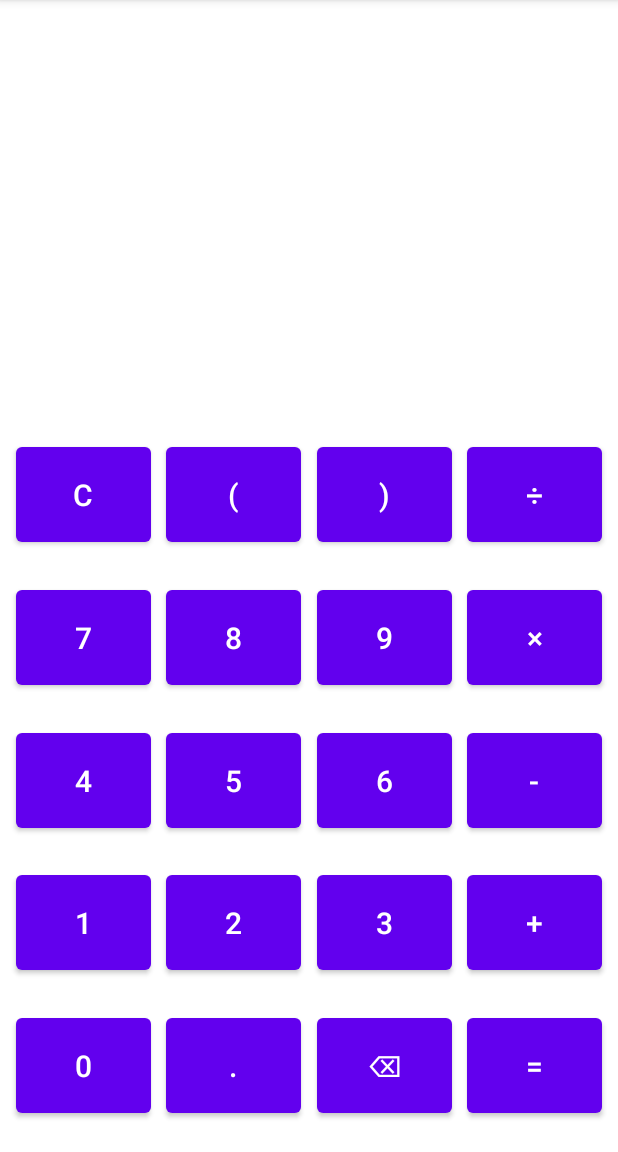
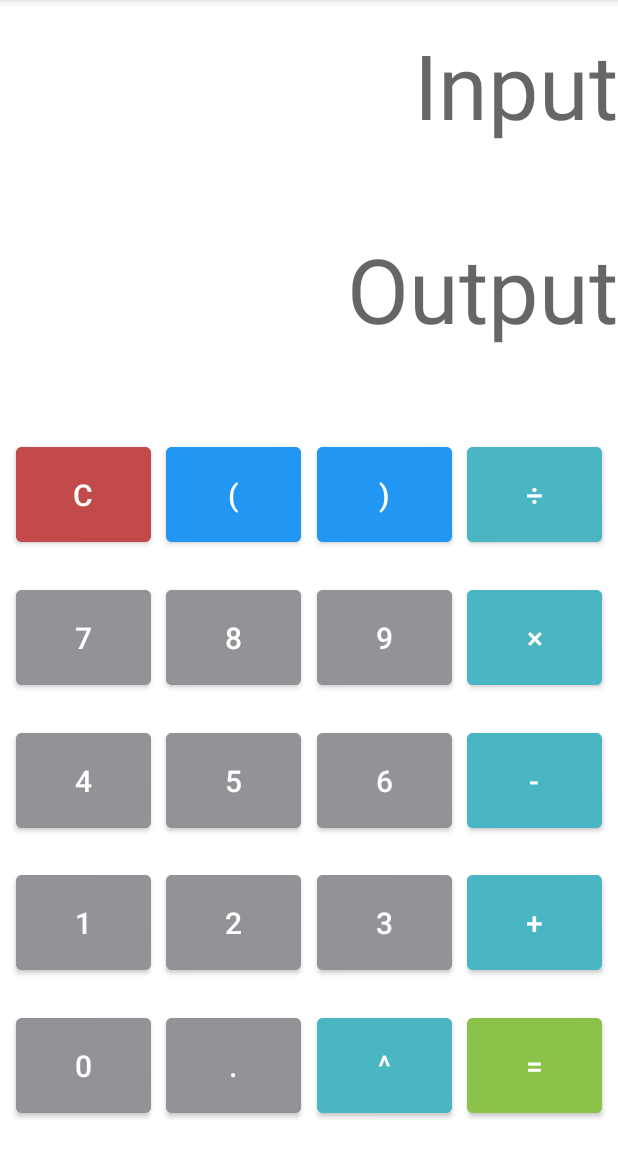
Before and after one commit to fattahsamit/Calculator-App, an Android app: the screen it shows after launch (MainActivity), after a tap on an icon or button, on a phone screen of 412 x 824 dp, the part 84-1236 px from its top. Run offline under Robolectric (Android 15) with nearby library versions, the phone set to English and light mode, and no system bars; 2 other taps on this screen came first.

Commit message:
Functional calculator using ExpressionBuilder()

```diff
--- a/app/build.gradle
+++ b/app/build.gradle
@@ -40,5 +40,6 @@ dependencies {
     implementation 'androidx.constraintlayout:constraintlayout:2.1.1'
     testImplementation 'junit:junit:4.+'
     androidTestImplementation 'androidx.test.ext:junit:1.1.3'
+    implementation 'net.objecthunter:exp4j:0.4.8'
     androidTestImplementation 'androidx.test.espresso:espresso-core:3.4.0'
 }
--- a/app/src/main/java/com/example/calculator/MainActivity.kt
+++ b/app/src/main/java/com/example/calculator/MainActivity.kt
@@ -2,7 +2,9 @@ package com.example.calculator
 
 import androidx.appcompat.app.AppCompatActivity
 import android.os.Bundle
+import android.widget.Toast
 import kotlinx.android.synthetic.main.activity_main.*
+import net.objecthunter.exp4j.ExpressionBuilder
 
 class MainActivity : AppCompatActivity() {
     override fun onCreate(savedInstanceState: Bundle?) {
@@ -27,8 +29,9 @@ class MainActivity : AppCompatActivity() {
         //Operator Buttons
         sum.setOnClickListener { appendOnClick(false, "+") }
         subtraction.setOnClickListener { appendOnClick(false, "-") }
-        multiply.setOnClickListener { appendOnClick(false, "×") }
-        divide.setOnClickListener { appendOnClick(false, "÷") }
+        multiply.setOnClickListener { appendOnClick(false, "*") }
+        divide.setOnClickListener { appendOnClick(false, "/") }
+        power.setOnClickListener { appendOnClick(false, "**") }
 
         bracketstart.setOnClickListener { appendOnClick(false, "(") }
         bracketend.setOnClickListener { appendOnClick(false, ")") }
@@ -37,18 +40,19 @@ class MainActivity : AppCompatActivity() {
             clear()
         }
 
-
-        equal.setOnClickListener { }
-
+        equal.setOnClickListener {
+            calculate()
+        }
 
     }
 
     //methods
 
     // appendOnClick() = add button text value in textview
-    fun appendOnClick(clear: Boolean, string: String) {
+    private fun appendOnClick(clear: Boolean, string: String) {
+
         if (clear) {
-            input.text = ""
+            output.text = ""
             input.append(string)
         } else {
             input.append(output.text)
@@ -56,13 +60,34 @@ class MainActivity : AppCompatActivity() {
             output.text = ""
         }
 
-
     }
 
-    //clear function
-    fun clear() {
+    //clear method clears the textview
+    private fun clear() {
         input.text = ""
         output.text = ""
     }
 
+    //calculate method clears the textview
+    private fun calculate() {
+        try {
+            //Imported ExpressionBuilder Dependency
+            //Inside; Gradle Scripts > build.gradle(module:app) > dependency{}
+            // implementation 'net.objecthunter:exp4j:0.4.8'
+
+            val Input = ExpressionBuilder(input.text.toString()).build()
+            val Output = Input.evaluate()
+            val longOutput = Output.toLong()
+
+            if (Output == longOutput.toDouble()) {
+                output.text = longOutput.toString()
+            } else {
+                output.text = Output.toString()
+            }
+
+        } catch (e: Exception) {
+            Toast.makeText(this@MainActivity, e.message, Toast.LENGTH_SHORT).show()
+        }
+    }
+
 }
--- a/app/src/main/res/layout/activity_main.xml
+++ b/app/src/main/res/layout/activity_main.xml
@@ -7,11 +7,12 @@
     tools:context=".MainActivity">
 
     <Button
-        android:id="@+id/backspace"
+        android:id="@+id/power"
         android:layout_width="90dp"
         android:layout_height="75dp"
-        android:text="⌫"
+        android:text="^"
         android:textSize="20dp"
+        android:backgroundTint="#4AB5C3"
         app:layout_constraintBottom_toBottomOf="parent"
         app:layout_constraintEnd_toStartOf="@+id/equal"
         app:layout_constraintHorizontal_bias="0.5"
@@ -24,6 +25,7 @@
         android:layout_height="75dp"
         android:text="0"
         android:textSize="20dp"
+        android:backgroundTint="#929297"
         app:layout_constraintBottom_toBottomOf="parent"
         app:layout_constraintEnd_toStartOf="@+id/dot"
         app:layout_constraintHorizontal_bias="0.5"
@@ -36,10 +38,11 @@
         android:layout_height="75dp"
         android:text="="
         android:textSize="20dp"
+        android:backgroundTint="#8BC34A"
         app:layout_constraintBottom_toBottomOf="parent"
         app:layout_constraintEnd_toEndOf="parent"
         app:layout_constraintHorizontal_bias="0.5"
-        app:layout_constraintStart_toEndOf="@+id/backspace"
+        app:layout_constraintStart_toEndOf="@+id/power"
         app:layout_constraintTop_toBottomOf="@+id/sum" />
 
     <Button
@@ -48,8 +51,9 @@
         android:layout_height="75dp"
         android:text="."
         android:textSize="20dp"
+        android:backgroundTint="#929297"
         app:layout_constraintBottom_toBottomOf="parent"
-        app:layout_constraintEnd_toStartOf="@+id/backspace"
+        app:layout_constraintEnd_toStartOf="@+id/power"
         app:layout_constraintHorizontal_bias="0.5"
         app:layout_constraintStart_toEndOf="@+id/zero"
         app:layout_constraintTop_toBottomOf="@+id/two" />
@@ -60,7 +64,8 @@
         android:layout_height="75dp"
         android:text="3"
         android:textSize="20dp"
-        app:layout_constraintBottom_toTopOf="@+id/backspace"
+        android:backgroundTint="#929297"
+        app:layout_constraintBottom_toTopOf="@+id/power"
         app:layout_constraintEnd_toStartOf="@+id/sum"
         app:layout_constraintHorizontal_bias="0.5"
         app:layout_constraintStart_toEndOf="@+id/two"
@@ -72,6 +77,7 @@
         android:layout_height="75dp"
         android:text="2"
         android:textSize="20dp"
+        android:backgroundTint="#929297"
         app:layout_constraintBottom_toTopOf="@+id/dot"
         app:layout_constraintEnd_toStartOf="@+id/three"
         app:layout_constraintHorizontal_bias="0.5"
@@ -84,6 +90,7 @@
         android:layout_height="75dp"
         android:text="+"
         android:textSize="20dp"
+        android:backgroundTint="#4AB5C3"
         app:layout_constraintBottom_toTopOf="@+id/equal"
         app:layout_constraintEnd_toEndOf="parent"
         app:layout_constraintHorizontal_bias="0.5"
@@ -96,6 +103,7 @@
         android:layout_height="75dp"
         android:text="1"
         android:textSize="20dp"
+        android:backgroundTint="#929297"
         app:layout_constraintBottom_toTopOf="@+id/zero"
         app:layout_constraintEnd_toStartOf="@+id/two"
         app:layout_constraintHorizontal_bias="0.5"
@@ -108,6 +116,7 @@
         android:layout_height="75dp"
         android:text="6"
         android:textSize="20dp"
+        android:backgroundTint="#929297"
         app:layout_constraintBottom_toTopOf="@+id/three"
         app:layout_constraintEnd_toStartOf="@+id/subtraction"
         app:layout_constraintHorizontal_bias="0.5"
@@ -120,6 +129,7 @@
         android:layout_height="75dp"
         android:text="4"
         android:textSize="20dp"
+        android:backgroundTint="#929297"
         app:layout_constraintBottom_toTopOf="@+id/one"
         app:layout_constraintEnd_toStartOf="@+id/five"
         app:layout_constraintHorizontal_bias="0.5"
@@ -132,6 +142,7 @@
         android:layout_height="75dp"
         android:text="-"
         android:textSize="20dp"
+        android:backgroundTint="#4AB5C3"
         app:layout_constraintBottom_toTopOf="@+id/sum"
         app:layout_constraintEnd_toEndOf="parent"
         app:layout_constraintHorizontal_bias="0.5"
@@ -144,6 +155,7 @@
         android:layout_height="75dp"
         android:text="5"
         android:textSize="20dp"
+        android:backgroundTint="#929297"
         app:layout_constraintBottom_toTopOf="@+id/two"
         app:layout_constraintEnd_toStartOf="@+id/six"
         app:layout_constraintHorizontal_bias="0.5"
@@ -156,6 +168,7 @@
         android:layout_height="75dp"
         android:text="9"
         android:textSize="20dp"
+        android:backgroundTint="#929297"
         app:layout_constraintBottom_toTopOf="@+id/six"
         app:layout_constraintEnd_toStartOf="@+id/multiply"
         app:layout_constraintHorizontal_bias="0.5"
@@ -168,6 +181,7 @@
         android:layout_height="75dp"
         android:text="8"
         android:textSize="20dp"
+        android:backgroundTint="#929297"
         app:layout_constraintBottom_toTopOf="@+id/five"
         app:layout_constraintEnd_toStartOf="@+id/nine"
         app:layout_constraintHorizontal_bias="0.5"
@@ -180,6 +194,7 @@
         android:layout_height="75dp"
         android:text="×"
         android:textSize="20dp"
+        android:backgroundTint="#4AB5C3"
         app:layout_constraintBottom_toTopOf="@+id/subtraction"
         app:layout_constraintEnd_toEndOf="parent"
         app:layout_constraintHorizontal_bias="0.5"
@@ -192,6 +207,7 @@
         android:layout_height="75dp"
         android:text="7"
         android:textSize="20dp"
+        android:backgroundTint="#929297"
         app:layout_constraintBottom_toTopOf="@+id/four"
         app:layout_constraintEnd_toStartOf="@+id/eight"
         app:layout_constraintHorizontal_bias="0.5"
@@ -204,6 +220,7 @@
         android:layout_height="75dp"
         android:text="C"
         android:textSize="20dp"
+        android:backgroundTint="#C34A4A"
         app:layout_constraintBottom_toTopOf="@+id/seven"
         app:layout_constraintEnd_toStartOf="@+id/bracketstart"
         app:layout_constraintHorizontal_bias="0.5"
@@ -216,6 +233,7 @@
         android:layout_height="75dp"
         android:text="("
         android:textSize="20dp"
+        android:backgroundTint="#2196F3"
         app:layout_constraintBottom_toTopOf="@+id/eight"
         app:layout_constraintEnd_toStartOf="@+id/bracketend"
         app:layout_constraintHorizontal_bias="0.5"
@@ -228,6 +246,7 @@
         android:layout_height="75dp"
         android:text=")"
         android:textSize="20dp"
+        android:backgroundTint="#2196F3"
         app:layout_constraintBottom_toTopOf="@+id/nine"
         app:layout_constraintEnd_toStartOf="@+id/divide"
         app:layout_constraintHorizontal_bias="0.5"
@@ -240,6 +259,7 @@
         android:layout_height="75dp"
         android:text="÷"
         android:textSize="20dp"
+        android:backgroundTint="#4AB5C3"
         app:layout_constraintBottom_toTopOf="@+id/multiply"
         app:layout_constraintEnd_toEndOf="parent"
         app:layout_constraintHorizontal_bias="0.5"
@@ -251,7 +271,8 @@
         android:layout_width="match_parent"
         android:layout_height="120dp"
         android:layout_marginTop="16dp"
-        android:text="Input"
+        android:text=""
+        android:hint="Input"
         android:textAlignment="textEnd"
         android:textSize="60dp"
         app:layout_constraintTop_toTopOf="parent"
@@ -262,7 +283,8 @@
         android:layout_width="match_parent"
         android:layout_height="120dp"
         android:layout_marginTop="16dp"
-        android:text="Output"
+        android:text=""
+        android:hint="Output"
         android:textAlignment="textEnd"
         android:textSize="60dp"
         app:layout_constraintTop_toBottomOf="@+id/input"
```
